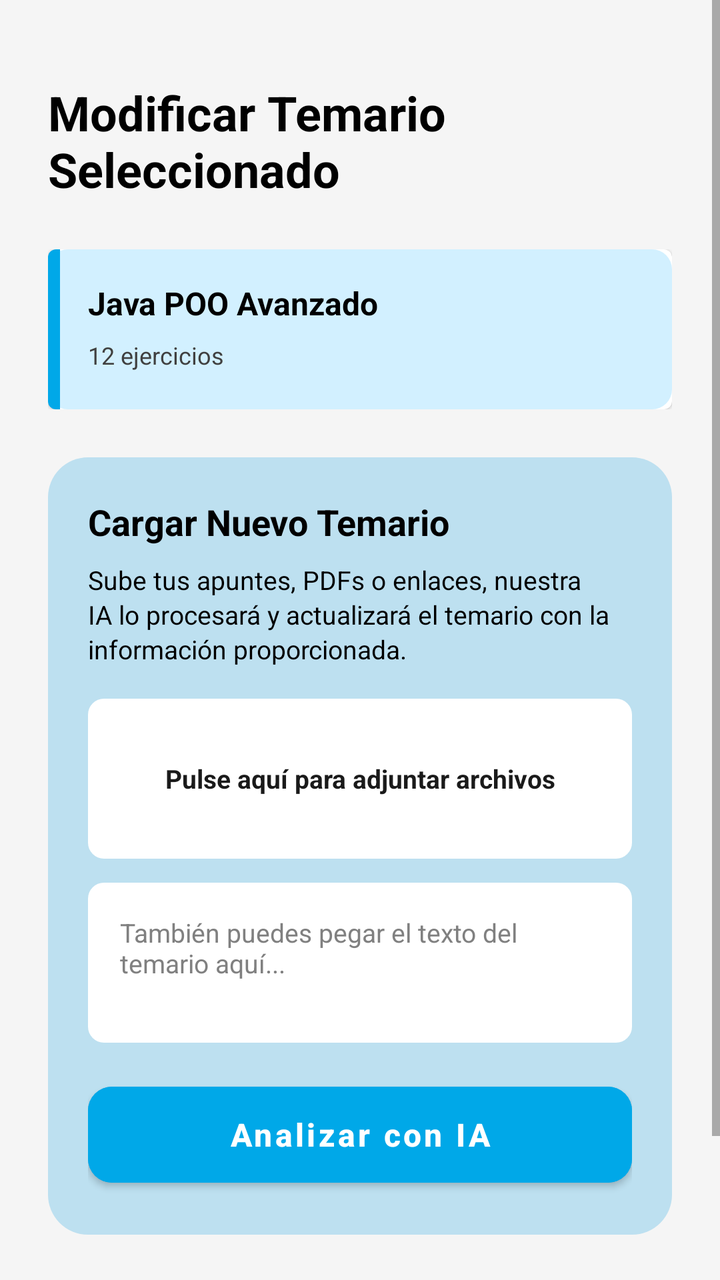
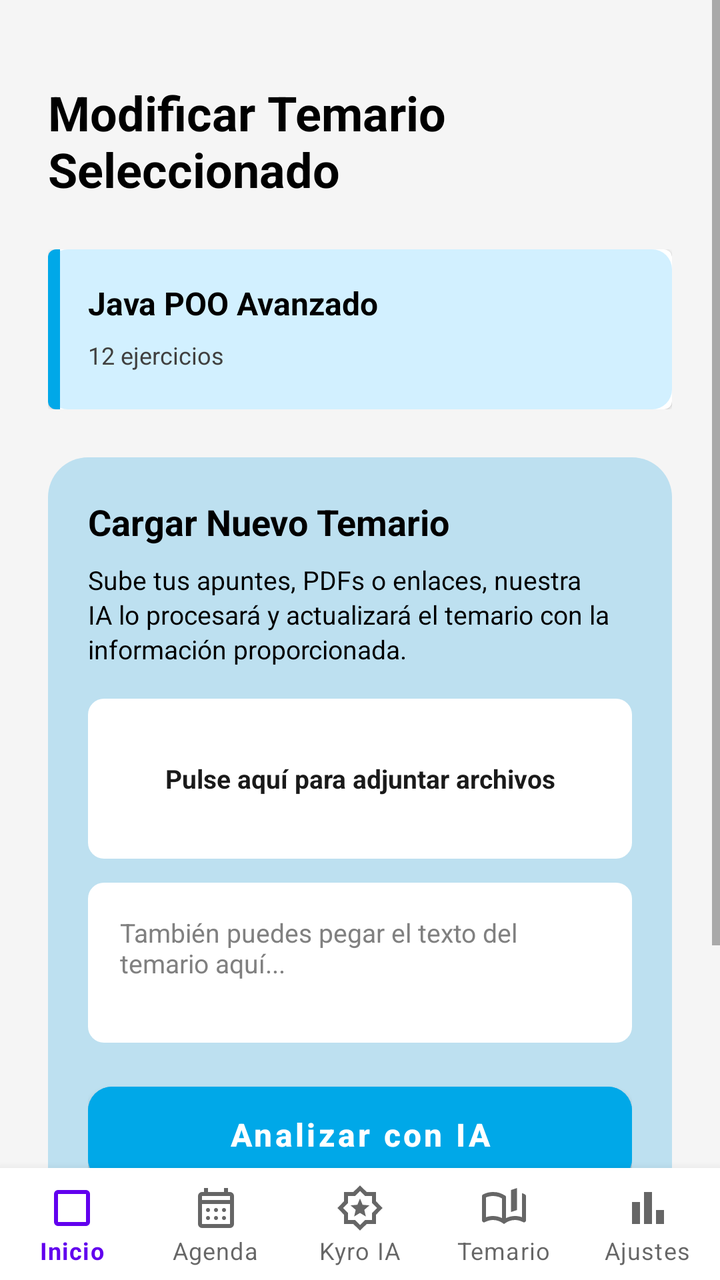

Screens rendered from an Android XML layout before and after an edit, with the pre-edit source and the edit as a unified diff.
<!-- AndroidManifest.xml: activity theme Theme.MaterialComponents.Light.NoActionBar -->
<!-- res/layout/activity_modificar_temario.xml -->
<?xml version="1.0" encoding="utf-8"?>
<ScrollView xmlns:android="http://schemas.android.com/apk/res/android"
    xmlns:app="http://schemas.android.com/apk/res-auto"
    android:layout_width="match_parent"
    android:layout_height="match_parent"
    android:fillViewport="true"
    android:background="#F5F5F5">

    <androidx.constraintlayout.widget.ConstraintLayout
        android:layout_width="match_parent"
        android:layout_height="wrap_content"
        android:padding="24dp">

        <TextView
            android:id="@+id/tvTituloModificar"
            android:layout_width="0dp"
            android:layout_height="wrap_content"
            android:text="Modificar Temario Seleccionado"
            android:textColor="#000000"
            android:textSize="24sp"
            android:textStyle="bold"
            android:layout_marginTop="16dp"
            app:layout_constraintStart_toStartOf="parent"
            app:layout_constraintTop_toTopOf="parent"
            android:layout_marginEnd="8dp"/>

        <LinearLayout
            android:id="@+id/containerTemarioInfo"
            android:layout_width="match_parent"
            android:layout_height="wrap_content"
            android:layout_marginTop="24dp"
            android:orientation="vertical"
            app:layout_constraintTop_toBottomOf="@id/tvTituloModificar">

            <com.google.android.material.card.MaterialCardView
                android:layout_width="match_parent"
                android:layout_height="wrap_content">

                <androidx.constraintlayout.widget.ConstraintLayout
                    android:layout_width="match_parent"
                    android:layout_height="wrap_content"
                    android:background="@drawable/bg_azul_claro_kyro"
                    android:minHeight="80dp">

                    <View
                        android:layout_width="6dp"
                        android:layout_height="0dp"
                        android:background="#00A8E8"
                        app:layout_constraintBottom_toBottomOf="parent"
                        app:layout_constraintStart_toStartOf="parent"
                        app:layout_constraintTop_toTopOf="parent" />

                    <TextView
                        android:id="@+id/tvNombreAsignatura"
                        android:layout_width="0dp"
                        android:layout_height="wrap_content"
                        android:layout_marginStart="20dp"
                        android:layout_marginTop="16dp"
                        android:layout_marginEnd="8dp"
                        android:text="Java POO Avanzado"
                        android:textColor="#000000"
                        android:textSize="16sp"
                        android:textStyle="bold"
                        app:layout_constraintEnd_toEndOf="parent"
                        app:layout_constraintStart_toStartOf="parent"
                        app:layout_constraintTop_toTopOf="parent" />

                    <TextView
                        android:layout_width="wrap_content"
                        android:layout_height="wrap_content"
                        android:layout_marginStart="20dp"
                        android:layout_marginTop="4dp"
                        android:layout_marginBottom="16dp"
                        android:text="12 ejercicios"
                        android:textColor="#404040"
                        android:textSize="12sp"
                        app:layout_constraintBottom_toBottomOf="parent"
                        app:layout_constraintStart_toStartOf="parent"
                        app:layout_constraintTop_toBottomOf="@id/tvNombreAsignatura" />

                </androidx.constraintlayout.widget.ConstraintLayout>
            </com.google.android.material.card.MaterialCardView>

        </LinearLayout>

        <LinearLayout
            android:id="@+id/containerCargarNuevo"
            android:layout_width="match_parent"
            android:layout_height="wrap_content"
            android:layout_marginTop="24dp"
            android:orientation="vertical"
            android:padding="20dp"
            android:background="@drawable/bg_azul_kyro"
            app:layout_constraintTop_toBottomOf="@id/containerTemarioInfo">

            <TextView
                android:layout_width="wrap_content"
                android:layout_height="wrap_content"
                android:text="Cargar Nuevo Temario"
                android:textColor="#000000"
                android:textSize="18sp"
                android:textStyle="bold" />

            <TextView
                android:layout_width="match_parent"
                android:layout_height="wrap_content"
                android:layout_marginTop="8dp"
                android:text="Sube tus apuntes, PDFs o enlaces, nuestra IA lo procesará y actualizará el temario con la información proporcionada."
                android:textColor="#000000"
                android:textSize="13sp"
                android:lineSpacingExtra="2dp"/>

            <TextView
                android:layout_width="match_parent"
                android:layout_height="80dp"
                android:layout_marginTop="16dp"
                android:background="@drawable/bg_blanco_redondeado"
                android:gravity="center"
                android:text="Pulse aquí para adjuntar archivos"
                android:textColor="#1A1A1A"
                android:textSize="13sp"
                android:textStyle="bold"
                android:padding="8dp"/>

            <EditText
                android:layout_width="match_parent"
                android:layout_height="80dp"
                android:layout_marginTop="12dp"
                android:background="@drawable/bg_blanco_redondeado"
                android:gravity="top|start"
                android:padding="16dp"
                android:hint="También puedes pegar el texto del temario aquí..."
                android:textColorHint="#808080"
                android:textColor="#1A1A1A"
                android:textSize="13sp" />

            <com.google.android.material.button.MaterialButton
                android:layout_width="match_parent"
                android:layout_height="60dp"
                android:layout_marginTop="16dp"
                android:text="Analizar con IA"
                android:textColor="#FFFFFF"
                android:textAllCaps="false"
                android:textSize="16sp"
                android:textStyle="bold"
                android:backgroundTint="#00A8E8"
                app:cornerRadius="12dp"/>

        </LinearLayout>

        <View
            android:layout_width="match_parent"
            android:layout_height="80dp"
            app:layout_constraintTop_toBottomOf="@id/containerCargarNuevo"/>

        
        <com.google.android.material.bottomnavigation.BottomNavigationView
            android:id="@+id/bottomNavigation"
            android:layout_width="0dp"
            android:layout_height="wrap_content"
            android:background="@android:color/white"
            app:elevation="8dp"
            app:labelVisibilityMode="labeled"
            app:menu="@menu/bottom_nav_menu"
            app:layout_constraintBottom_toBottomOf="parent"
            app:layout_constraintStart_toStartOf="parent"
            app:layout_constraintEnd_toEndOf="parent" />

    </androidx.constraintlayout.widget.ConstraintLayout>
</ScrollView>
<!-- resources referenced by this layout -->
<resources>
  <!-- drawable bg_azul_claro_kyro (drawable) -->
  <?xml version="1.0" encoding="utf-8"?>
  <shape xmlns:android="http://schemas.android.com/apk/res/android">
      <solid android:color="#D2F0FF"/>
      <corners android:radius="10dp"/>
  </shape>
  <!-- drawable bg_azul_kyro (drawable) -->
  <?xml version="1.0" encoding="utf-8"?>
  <shape xmlns:android="http://schemas.android.com/apk/res/android">
      <solid android:color="#BDE0F0"/>
      <corners android:radius="20dp"/>
  </shape>
  <!-- drawable bg_blanco_redondeado (drawable) -->
  <?xml version="1.0" encoding="utf-8"?>
  <shape xmlns:android="http://schemas.android.com/apk/res/android">
      <solid android:color="#FFFFFF"/>
      <corners android:radius="8dp"/>
  </shape>
</resources>

<!-- the commit's change to res/layout/activity_modificar_temario.xml (unified diff, before → after) -->
@@ -1,10 +1,18 @@
 <?xml version="1.0" encoding="utf-8"?>
-<ScrollView xmlns:android="http://schemas.android.com/apk/res/android"
+<androidx.constraintlayout.widget.ConstraintLayout xmlns:android="http://schemas.android.com/apk/res/android"
     xmlns:app="http://schemas.android.com/apk/res-auto"
     android:layout_width="match_parent"
     android:layout_height="match_parent"
-    android:fillViewport="true"
     android:background="#F5F5F5">
+
+    <ScrollView
+        android:layout_width="match_parent"
+        android:layout_height="0dp"
+        android:fillViewport="true"
+        app:layout_constraintTop_toTopOf="parent"
+        app:layout_constraintStart_toStartOf="parent"
+        app:layout_constraintEnd_toEndOf="parent"
+        app:layout_constraintBottom_toTopOf="@+id/bottomNavigation">
 
     <androidx.constraintlayout.widget.ConstraintLayout
         android:layout_width="match_parent"
@@ -111,6 +119,7 @@
                 android:lineSpacingExtra="2dp"/>
 
             <TextView
+                android:id="@+id/btnAdjuntar"
                 android:layout_width="match_parent"
                 android:layout_height="80dp"
                 android:layout_marginTop="16dp"
@@ -123,6 +132,7 @@
                 android:padding="8dp"/>
 
             <EditText
+                android:id="@+id/etContenidoApuntes"
                 android:layout_width="match_parent"
                 android:layout_height="80dp"
                 android:layout_marginTop="12dp"
@@ -132,9 +142,13 @@
                 android:hint="También puedes pegar el texto del temario aquí..."
                 android:textColorHint="#808080"
                 android:textColor="#1A1A1A"
-                android:textSize="13sp" />
+                android:textSize="13sp"
+                android:inputType="textMultiLine"
+                android:maxLines="10"
+                />
 
             <com.google.android.material.button.MaterialButton
+                android:id="@+id/btnAnalizar"
                 android:layout_width="match_parent"
                 android:layout_height="60dp"
                 android:layout_marginTop="16dp"
@@ -153,6 +167,9 @@
             android:layout_height="80dp"
             app:layout_constraintTop_toBottomOf="@id/containerCargarNuevo"/>
 
+        </androidx.constraintlayout.widget.ConstraintLayout>
+    </ScrollView>
+
         
         <com.google.android.material.bottomnavigation.BottomNavigationView
             android:id="@+id/bottomNavigation"
@@ -166,5 +183,5 @@
             app:layout_constraintStart_toStartOf="parent"
             app:layout_constraintEnd_toEndOf="parent" />
 
-    </androidx.constraintlayout.widget.ConstraintLayout>
-</ScrollView>
+
+</androidx.constraintlayout.widget.ConstraintLayout>
